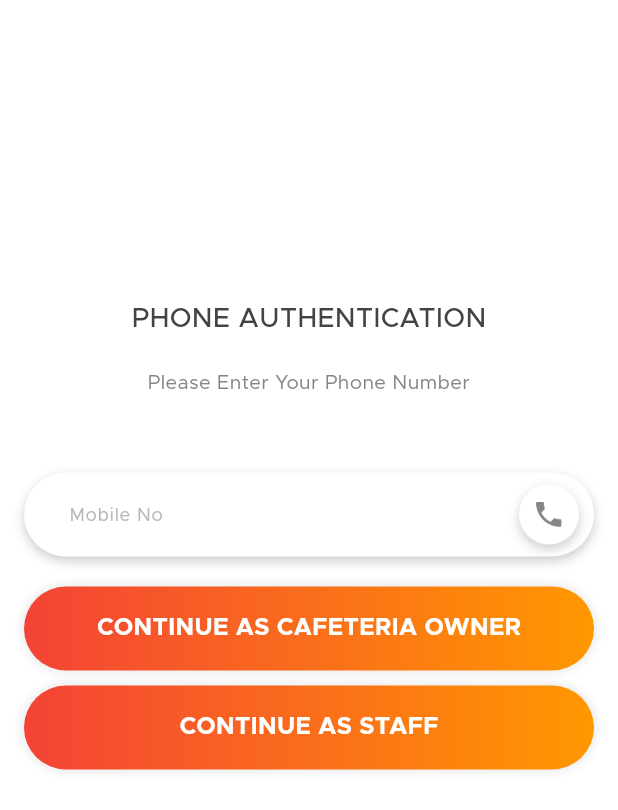
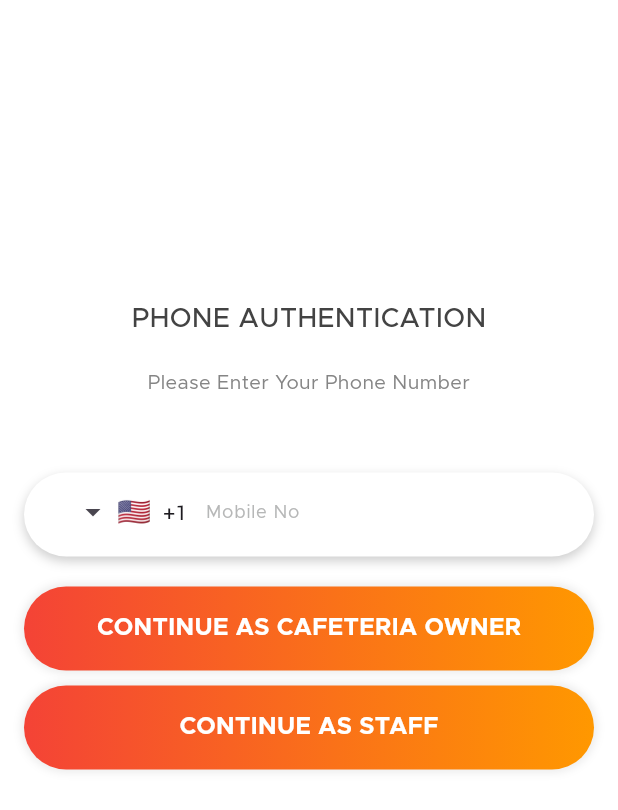
Before and after one commit to WaseemMirzaa/lunchR, a Flutter app: the CafeteriaPhoneAuthenicationView screen opened by its route, on a phone screen of 412 x 824 dp. Shown: the top 810 px of the screen. Run offline on Flutter 3.47's test engine with Material 3 defaults, Android fonts, the phone set to English and light mode, and no system bars; drawn by our look-alikes of intl_phone_field; our stand-ins replace cloud_firestore, firebase_auth, firebase_core, firebase_storage, flutter_advanced_switch, get and 5 more; accounts and stored records are empty.

Commit message:
phone field are done

```diff
--- a/lib/app/modules/cafeteria_phone_authenication/views/cafeteria_phone_authenication_view.dart
+++ b/lib/app/modules/cafeteria_phone_authenication/views/cafeteria_phone_authenication_view.dart
@@ -9,6 +9,8 @@ import 'package:luncher/widgets/custom_simple_textfields.dart';
 import 'package:luncher/widgets/reuse_button.dart';
 
 import '../controllers/cafeteria_phone_authenication_controller.dart';
+import 'package:intl_phone_field/intl_phone_field.dart';
+
 
 class CafeteriaPhoneAuthenicationView extends GetView<CafeteriaPhoneAuthenicationController> {
   const CafeteriaPhoneAuthenicationView({super.key});
@@ -48,11 +50,43 @@ class CafeteriaPhoneAuthenicationView extends GetView<CafeteriaPhoneAuthenicatio
 
                   const SizedBox(height: 50), // Space between heading and text field
 
-                  SimpleTextFieldWidget(
-                    hintText: 'Mobile No',
-                    imagePath: 'assets/icon/call_light.png',
-                    keyboardType: TextInputType.phone,
-                    controller: controller.phoneController,
+                  Container(
+                    height: 56,
+                    width: double.infinity,
+                    padding: const EdgeInsets.only(left: 30, right: 10),
+                    decoration: BoxDecoration(
+                      borderRadius: BorderRadius.circular(100),
+                      color: AppColors.whiteColor,
+                      boxShadow: [
+                        BoxShadow(
+                          color: Colors.black.withOpacity(0.2),
+                          blurRadius: 6,
+                          offset: const Offset(0, 3),
+                        ),
+                      ],
+                    ),
+                    child: IntlPhoneField(
+                      // disableLengthCheck: true,
+                      decoration: InputDecoration(
+                        labelText: 'Mobile No',
+                        labelStyle: AppTextStyles.MetropolisRegular.copyWith(
+                          color: const Color(0xFFB6B7B7),
+                          fontSize: 12,
+                        ),
+                        floatingLabelBehavior: FloatingLabelBehavior.auto,
+                        border: InputBorder.none,
+                        counterText: '',
+                        enabledBorder: InputBorder.none,
+                        focusedBorder: InputBorder.none,
+                        errorText: null,
+
+                      ),
+                      initialCountryCode: 'US',
+                      onChanged: (phone) {
+                        controller.phoneController.text = phone.completeNumber;
+                      },
+                    ),
+
                   ),
 
                   const SizedBox(height: 20), // Space between text field and button
--- a/lib/app/modules/phone_authentication/controllers/phone_authentication_controller.dart
+++ b/lib/app/modules/phone_authentication/controllers/phone_authentication_controller.dart
@@ -8,6 +8,7 @@ import '../../../../widgets/custom_snackbar.dart';
 
 class PhoneAuthenticationController extends GetxController {
   final phoneController = TextEditingController();
+  var phoneError = RxnString();
   final isLoading = false.obs;
 
   final AuthenticationService _authService = AuthenticationService();
--- a/lib/app/modules/phone_authentication/views/phone_authentication_view.dart
+++ b/lib/app/modules/phone_authentication/views/phone_authentication_view.dart
@@ -3,7 +3,6 @@ import 'package:get/get.dart';
 import 'package:intl_phone_field/intl_phone_field.dart';
 import 'package:luncher/config/app_colors.dart';
 import 'package:luncher/config/app_text_style.dart';
-import 'package:luncher/widgets/custom_textfeild.dart';
 import 'package:luncher/widgets/reuse_button.dart';
 import '../controllers/phone_authentication_controller.dart';
 
@@ -62,6 +61,7 @@ class PhoneAuthenticationView extends GetView<PhoneAuthenticationController> {
                   ],
                 ),
                 child: IntlPhoneField(
+                  // disableLengthCheck: true,
                   decoration: InputDecoration(
                     labelText: 'Mobile No',
                     labelStyle: AppTextStyles.MetropolisRegular.copyWith(
@@ -73,28 +73,31 @@ class PhoneAuthenticationView extends GetView<PhoneAuthenticationController> {
                     counterText: '',
                     enabledBorder: InputBorder.none,
                     focusedBorder: InputBorder.none,
+                    errorText: null,
+
                   ),
                   initialCountryCode: 'US',
                   onChanged: (phone) {
                     controller.phoneController.text = phone.completeNumber;
                   },
                 ),
+
               ),
 
               const SizedBox(height: 30),
 
               // Continue button
-              CustomButton1(
+              Obx(() => CustomButton1(
                 text: 'CONTINUE',
-                onPressed: () async =>
-                    await controller.authenticatePhoneNumber(),
+                onPressed: () async => await controller.authenticatePhoneNumber(),
                 isLoading: controller.isLoading.value,
                 gradientColors: const [Colors.orange, Colors.red],
                 height: 60.0,
                 borderRadius: 12.0,
                 fontSize: 18.0,
                 padding: const EdgeInsets.symmetric(horizontal: 4.0),
-              ),
+              )),
+
               const SizedBox(height: 20),
             ],
           ),
--- a/pubspec.yaml
+++ b/pubspec.yaml
@@ -27,6 +27,7 @@ dependencies:
   shared_preferences: ^2.0.11
   uuid: ^4.5.1
   intl_phone_field: ^3.2.0
+  phone_number: ^2.1.0
 
 
 dev_dependencies:
```
Also changed, not shown: pubspec.lock.
